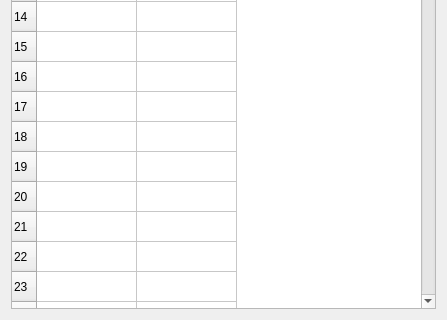
The window that hackathon/MK/BrainAtlas/brainRegionListTest.ui (Vaa3D/vaa3d_tools) describes before a commit, drawn with Qt 5; both pictures show x 0 to 447 and y 418 to 738 of the 447 by 738 pixel window.
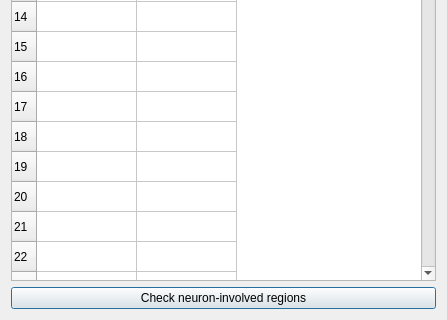
The same window after the commit.

Commit message: BrainAtlas prototype ready to use

Diff of the .ui file:
```diff
--- a/hackathon/MK/BrainAtlas/brainRegionListTest.ui
+++ b/hackathon/MK/BrainAtlas/brainRegionListTest.ui
@@ -644,6 +644,13 @@
      <column/>
     </widget>
    </item>
+   <item>
+    <widget class="QPushButton" name="pushButton">
+     <property name="text">
+      <string>Check neuron-involved regions</string>
+     </property>
+    </widget>
+   </item>
   </layout>
  </widget>
  <resources/>
```
Left out of the diff: 22 changed lines with no effect on the pictures. The commit also changes 3 other files.
